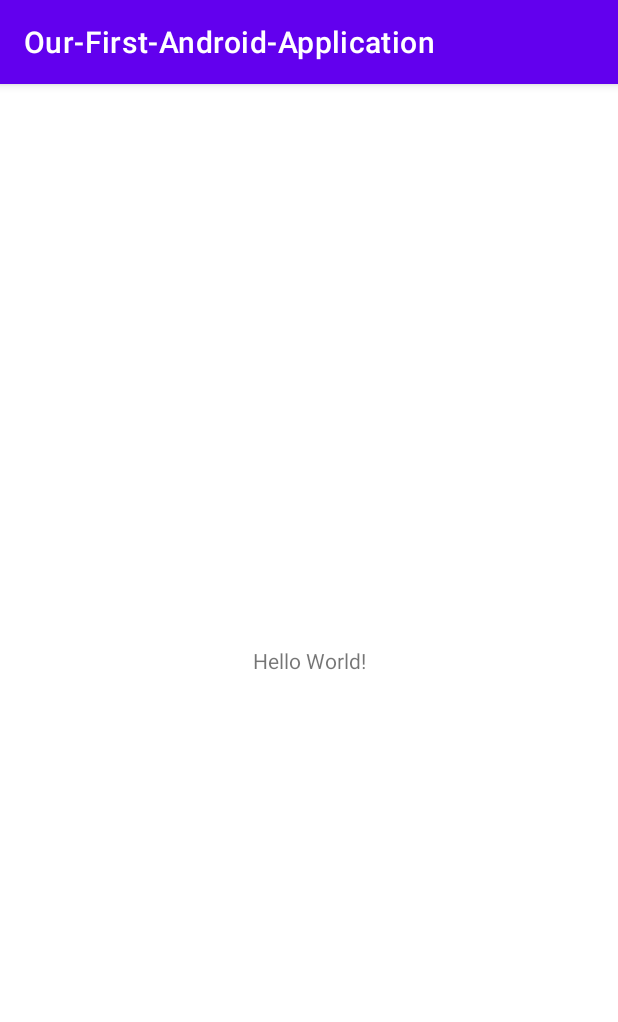
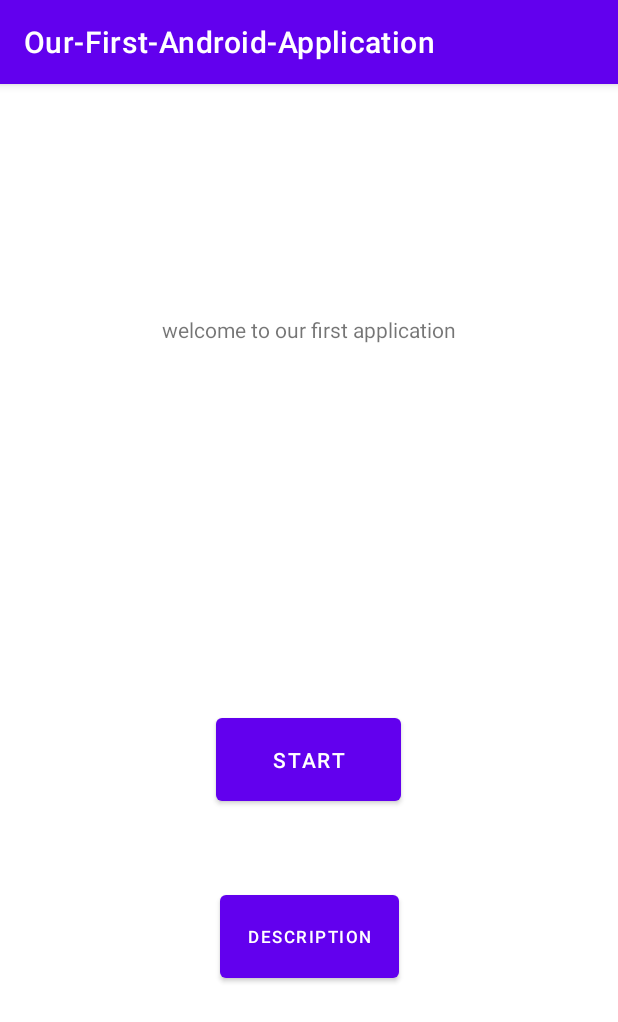
Before and after one commit to haseakito/Rock_Scissors_Papers_Game, an Android app: the screen it shows after launch (MainActivity before the commit, Menu after it), on a phone screen of 412 x 824 dp. Shown: the top 1022 px of the screen. Run offline under Robolectric (Android 15) with nearby library versions, the phone set to English and light mode, and no system bars.

Commit message:
First application implementation

```diff
--- a/app/build.gradle
+++ b/app/build.gradle
@@ -26,6 +26,10 @@ android {
         sourceCompatibility JavaVersion.VERSION_1_8
         targetCompatibility JavaVersion.VERSION_1_8
     }
+
+    viewBinding {
+        enabled = true
+    }
 }
 
 dependencies {
--- a/app/src/main/AndroidManifest.xml
+++ b/app/src/main/AndroidManifest.xml
@@ -13,7 +13,7 @@
         android:theme="@style/Theme.OurFirstAndroidApplication"
         tools:targetApi="31">
         <activity
-            android:name=".MainActivity"
+            android:name=".Menu"
             android:exported="true">
             <intent-filter>
                 <action android:name="android.intent.action.MAIN" />
@@ -25,6 +25,9 @@
                 android:name="android.app.lib_name"
                 android:value="" />
         </activity>
+        <activity android:name=".SoloGame"></activity>
+        <activity android:name=".Description"></activity>
+        <activity android:name=".SoloGameResult"></activity>
     </application>
 
 </manifest>
--- a/app/src/main/java/com/example/our_first_android_application/MainActivity.java
+++ /dev/null
@@ -1,14 +0,0 @@
-package com.example.our_first_android_application;
-
-import androidx.appcompat.app.AppCompatActivity;
-
-import android.os.Bundle;
-
-public class MainActivity extends AppCompatActivity {
-
-    @Override
-    protected void onCreate(Bundle savedInstanceState) {
-        super.onCreate(savedInstanceState);
-        setContentView(R.layout.activity_main);
-    }
-}
--- /dev/null
+++ b/app/src/main/java/com/example/our_first_android_application/Menu.java
@@ -0,0 +1,38 @@
+package com.example.our_first_android_application;
+
+import androidx.appcompat.app.AppCompatActivity;
+
+import android.content.Intent;
+import android.os.Bundle;
+import android.os.StrictMode;
+import android.view.View;
+import android.widget.Button;
+
+
+public class Menu extends AppCompatActivity implements View.OnClickListener {
+
+    @Override
+    protected void onCreate(Bundle savedInstanceState) {
+        super.onCreate(savedInstanceState);
+
+        setContentView(R.layout.menu);
+
+        final Button start_button = findViewById(R.id.Button_to_Game);
+        final Button description_button = findViewById(R.id.Button_to_description);
+
+        start_button.setOnClickListener(this);
+        description_button.setOnClickListener(this);
+    }
+
+    @Override
+    public void onClick(View view) {
+        switch (view.getId()) {
+            case R.id.Button_to_Game:
+                startActivity(new Intent(this, SoloGame.class));
+                break;
+            case R.id.Button_to_description:
+                startActivity(new Intent(this, Description.class));
+                break;
+        }
+    }
+}
--- /dev/null
+++ b/app/src/main/res/layout/menu.xml
@@ -0,0 +1,45 @@
+<?xml version="1.0" encoding="utf-8"?>
+<androidx.constraintlayout.widget.ConstraintLayout xmlns:android="http://schemas.android.com/apk/res/android"
+    xmlns:app="http://schemas.android.com/apk/res-auto"
+    xmlns:tools="http://schemas.android.com/tools"
+    android:layout_width="match_parent"
+    android:layout_height="match_parent"
+    tools:context=".Menu">
+
+    <TextView
+        android:id="@+id/textView"
+        android:layout_width="wrap_content"
+        android:layout_height="wrap_content"
+        android:layout_marginTop="110dp"
+        android:text="@string/Hello"
+        app:layout_constraintBottom_toTopOf="@+id/Button_to_Game"
+        app:layout_constraintEnd_toEndOf="parent"
+        app:layout_constraintStart_toStartOf="parent"
+        app:layout_constraintTop_toTopOf="parent" />
+
+    <Button
+        android:id="@+id/Button_to_Game"
+        android:layout_width="123dp"
+        android:layout_height="67dp"
+        android:layout_marginTop="200dp"
+        android:layout_marginBottom="240dp"
+        android:text="@string/button_to_game"
+        app:layout_constraintBottom_toBottomOf="parent"
+        app:layout_constraintEnd_toEndOf="parent"
+        app:layout_constraintHorizontal_bias="0.498"
+        app:layout_constraintStart_toStartOf="parent"
+        app:layout_constraintTop_toBottomOf="@+id/textView" />
+
+    <Button
+        android:id="@+id/Button_to_description"
+        android:layout_width="119dp"
+        android:layout_height="67dp"
+        android:layout_marginTop="44dp"
+        android:layout_marginBottom="160dp"
+        android:text="@string/button_to_description"
+        android:textSize="11sp"
+        app:layout_constraintBottom_toBottomOf="parent"
+        app:layout_constraintEnd_toEndOf="parent"
+        app:layout_constraintStart_toStartOf="parent"
+        app:layout_constraintTop_toBottomOf="@+id/Button_to_Game" />
+</androidx.constraintlayout.widget.ConstraintLayout>
```
Also changed, not shown: app/src/main/java/com/example/our_first_android_application/Description.java (added, +27 -0 lines), app/src/main/java/com/example/our_first_android_application/SoloGame.java (added, +36 -0 lines), app/src/main/java/com/example/our_first_android_application/SoloGameResult.java (added, +95 -0 lines), app/src/main/res/layout/description.xml (renamed from app/src/main/res/layout/activity_main.xml, +11 -6 lines), app/src/main/res/layout/solo_game.xml (added, +109 -0 lines), app/src/main/res/layout/solo_game_result.xml (added, +77 -0 lines), app/src/main/res/values/strings.xml (+15 -0 lines), app/src/main/res/drawable/paper.png (added), app/src/main/res/drawable/rock.png (added), app/src/main/res/drawable/scissors.png (added).
